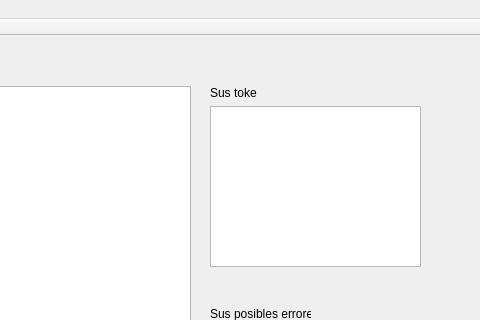
Old version of the form Cinthyaxis/mainwindow.ui in the repository CiSagelliv/Cinthyaxis-lya; both pictures show x 130 to 610 and y 0 to 320 of the 857 by 511 pixel window.
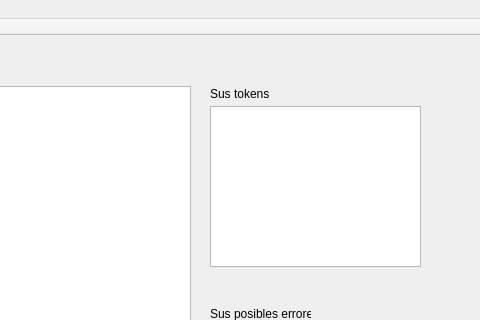
New version of the form.

Diff of the .ui file:
```diff
--- a/Cinthyaxis/mainwindow.ui
+++ b/Cinthyaxis/mainwindow.ui
@@ -62,8 +62,8 @@
      <rect>
       <x>340</x>
       <y>50</y>
-      <width>47</width>
-      <height>13</height>
+      <width>61</width>
+      <height>16</height>
      </rect>
     </property>
     <property name="text">
```
Left out of the diff: 2 changed lines with no effect on the pictures.
